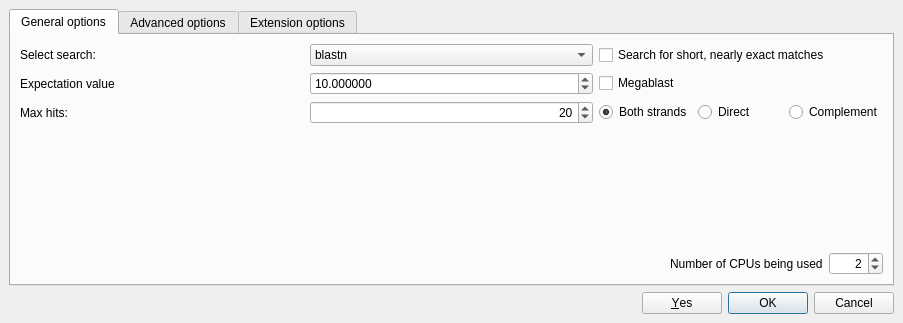
Before: the Qt Designer form src/plugins/external_tool_support/src/utils/BlastAllSupportDialog.ui in violethaze74/ugene, drawn with Qt 5.
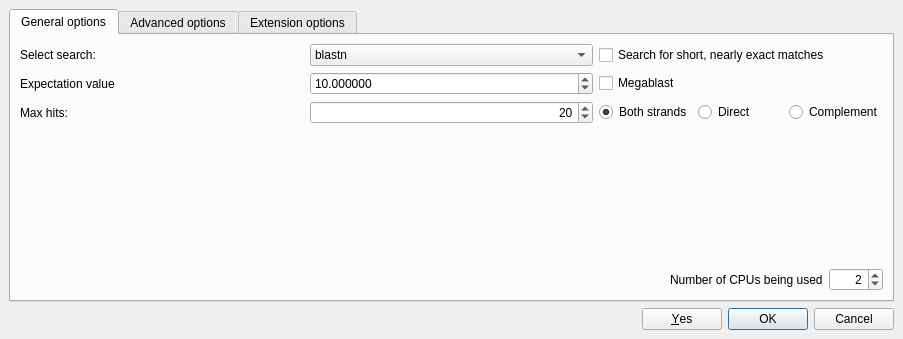
After: the same form once the commit is applied.

Commit message: UGENE-4775. Check all BLAST dialogs layouts and set correct size constraints.

The edit to the form file:
```diff
--- a/src/plugins/external_tool_support/src/utils/BlastAllSupportDialog.ui
+++ b/src/plugins/external_tool_support/src/utils/BlastAllSupportDialog.ui
@@ -6,14 +6,14 @@
    <rect>
     <x>0</x>
     <y>0</y>
-    <width>812</width>
-    <height>315</height>
+    <width>700</width>
+    <height>339</height>
    </rect>
   </property>
   <property name="maximumSize">
    <size>
-    <width>16777215</width>
-    <height>16777215</height>
+    <width>1008</width>
+    <height>500</height>
    </size>
   </property>
   <property name="windowTitle">
@@ -30,10 +30,16 @@
   </property>
   <layout class="QVBoxLayout" name="verticalLayout_2">
    <property name="sizeConstraint">
-    <enum>QLayout::SetMinAndMaxSize</enum>
+    <enum>QLayout::SetMinimumSize</enum>
    </property>
    <item>
     <widget class="QTabWidget" name="optionsTab">
+     <property name="maximumSize">
+      <size>
+       <width>1000</width>
+       <height>550</height>
+      </size>
+     </property>
      <property name="currentIndex">
       <number>0</number>
      </property>
```
Left out of the diff: 2 changed lines with no effect on the pictures. The commit also changes 4 other files.
